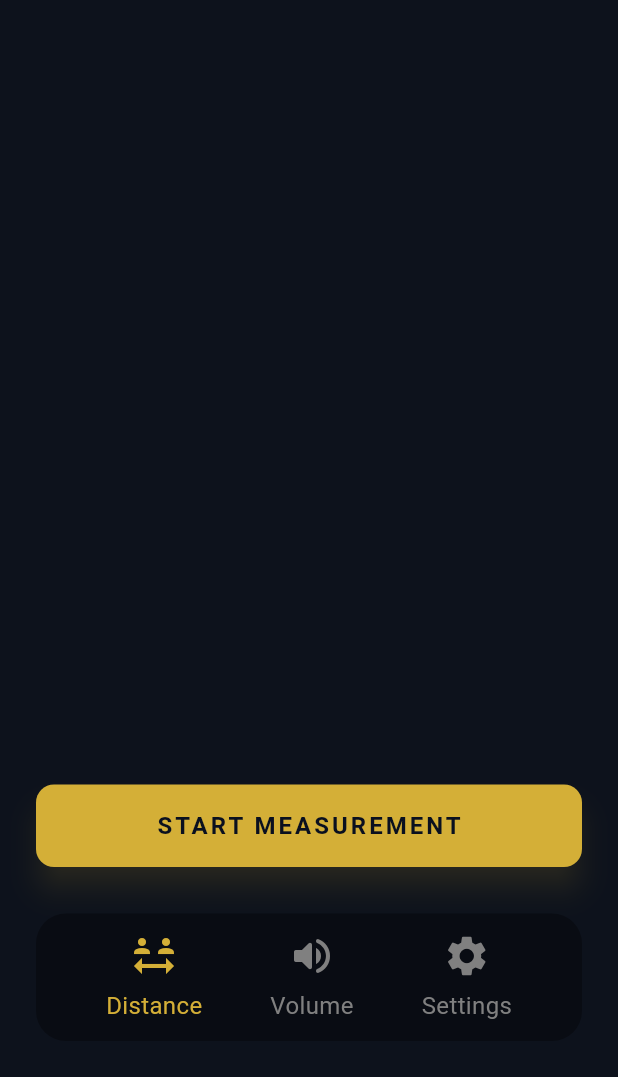
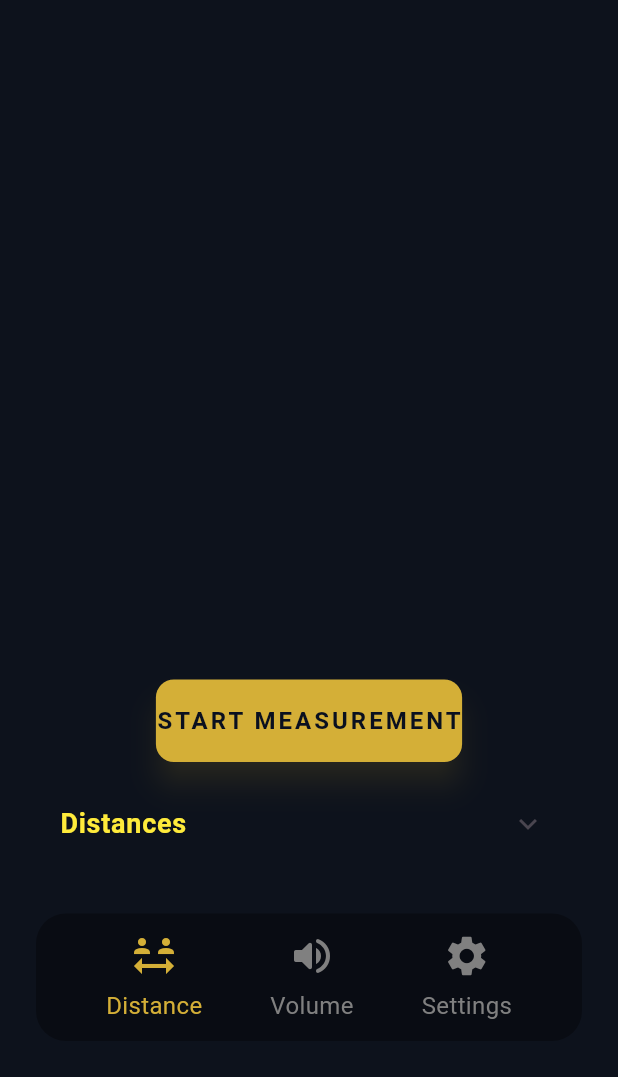
Before and after one commit to SyrenSystem/SyrenApp, a Flutter app: the screen it shows after launch, on a phone screen of 412 x 824 dp, the part 159-1236 px from its top. Run offline on Flutter 3.47's test engine with Material 3 defaults, Android fonts, the light colour scheme and no system bars; our stand-ins replace flutter_riverpod, shared_preferences; missing offline and left inert: libserialport, mqtt_client, usb_serial.

Commit message:
added distance debug view

```diff
--- a/lib/main.dart
+++ b/lib/main.dart
@@ -98,7 +98,10 @@ class _MainPageState extends ConsumerState<MainPage> {
               left: 24,
               right: 24,
               bottom: 140,
-              child: ElevatedButton(
+              child: Column(
+                mainAxisSize: MainAxisSize.min,
+                children: [
+                  ElevatedButton(
                     onPressed: _startMeasurement,
                     style: ElevatedButton.styleFrom(
                       backgroundColor: const Color(0xFFd4af37),
@@ -118,6 +121,43 @@ class _MainPageState extends ConsumerState<MainPage> {
                         letterSpacing: 2,
                       ),
                     ),
+                  ),
+
+                  const SizedBox(height: 12), // spacing between button
+
+                  ExpansionTile(
+                    title: const Text(
+                      "Distances",
+                      style: TextStyle(
+                        fontSize: 18,
+                        fontWeight: FontWeight.bold,
+                        color: Colors.yellow, // yellow title text
+                      ),
+                    ),
+                    children: [
+                      Container(
+                        height: 300,
+                        color: Colors.black, // black background
+                        child: ListView.builder(
+                          itemCount: distanceItems.length,
+                          itemBuilder: (context, index) {
+                            final item = distanceItems[index];
+                            return ListTile(
+                              leading: Text(
+                                "ID: ${item.id}; label: ${item.label}",
+                                style: const TextStyle(color: Colors.yellow), // yellow text
+                              ),
+                              title: Text(
+                                "Distance: ${item.distance.toStringAsFixed(2)}mm",
+                                style: const TextStyle(color: Colors.yellow), // yellow text
+                              ),
+                            );
+                          },
+                        ),
+                      ),
+                    ],
+                  )
+                ],
               ),
             ),
 
```
Lines whose indentation alone changed are shown as unchanged.
